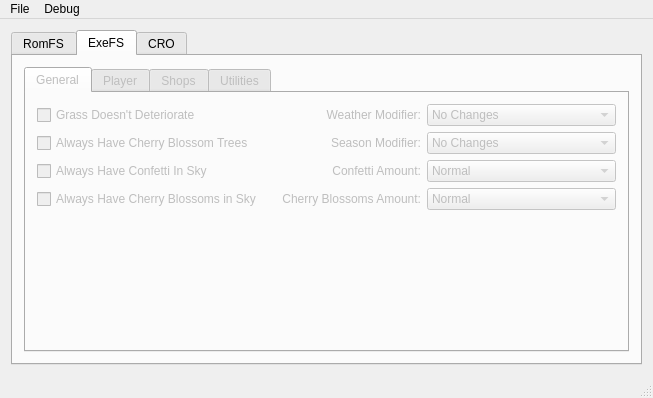
Slattz/ACNL_REditor, file Forms/mainwindow.ui: the form before one commit.
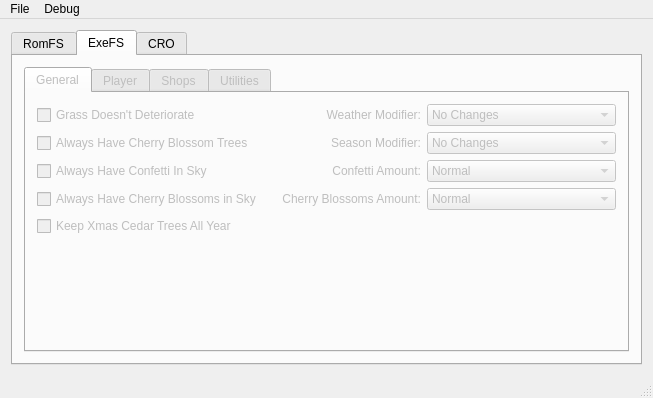
The form after the commit.

Commit message:
Add Patch for Xmas Trees all year, misc changes
Add/fix some tooltips, show game type in 'folder opened' status message

The edit to the form file:
```diff
--- a/Forms/mainwindow.ui
+++ b/Forms/mainwindow.ui
@@ -372,6 +372,16 @@
               </property>
              </widget>
             </item>
+            <item row="5" column="0">
+             <widget class="QCheckBox" name="CB_XmasTrees">
+              <property name="toolTip">
+               <string>&lt;html&gt;&lt;head/&gt;&lt;body&gt;&lt;p&gt;This code patches the game so it will never remove the Xmas Cedar Trees, regardless of the time of the year. &lt;/p&gt;&lt;p&gt;This can be used in conjuction with the NTR Plugin and it's Real Time World Edit feature, or various save editors to place the trees in specific locations. &lt;/p&gt;&lt;p&gt;Otherwise, time travelling to time of the year that these appear in-game should convert normal cedar trees to the Xmas cedar trees.&lt;/p&gt;&lt;p&gt;&lt;span style=&quot; font-weight:600;&quot;&gt;Note: &lt;/span&gt;&lt;span style=&quot; text-decoration: underline;&quot;&gt;This might not apply to the dream towns you upload.&lt;/span&gt;&lt;/p&gt;&lt;/body&gt;&lt;/html&gt;</string>
+              </property>
+              <property name="text">
+               <string>Keep Xmas Cedar Trees All Year</string>
+              </property>
+             </widget>
+            </item>
            </layout>
           </widget>
           <widget class="QWidget" name="tab_exefs_plyr">
```
Left out of the diff: 26 changed lines with no effect on the pictures. The commit also changes 5 other files.
